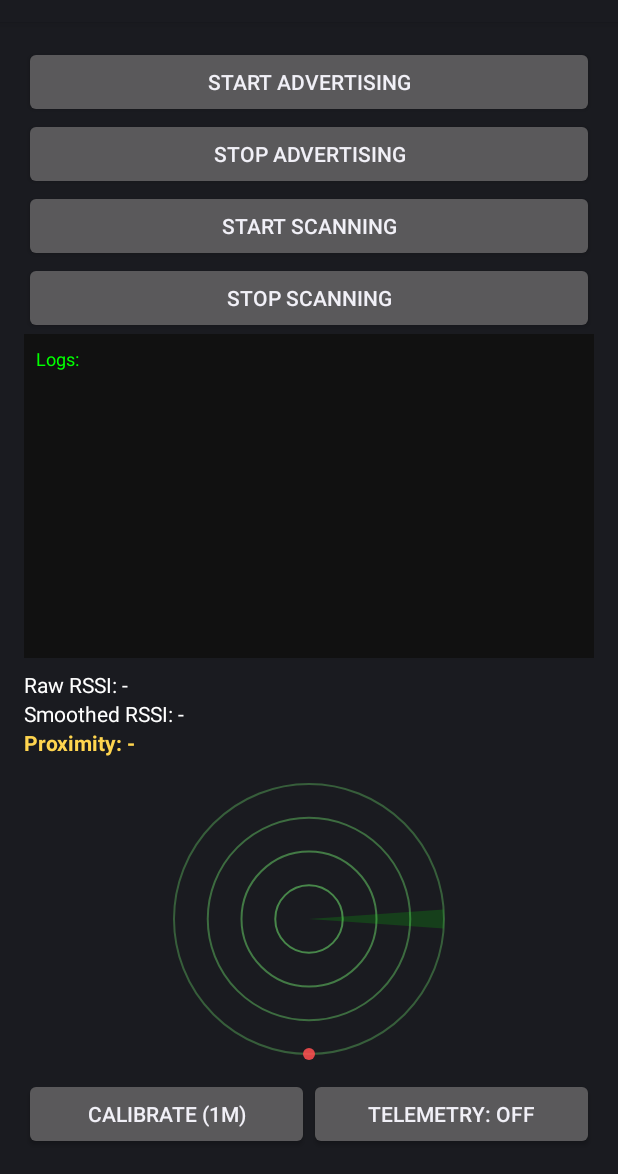
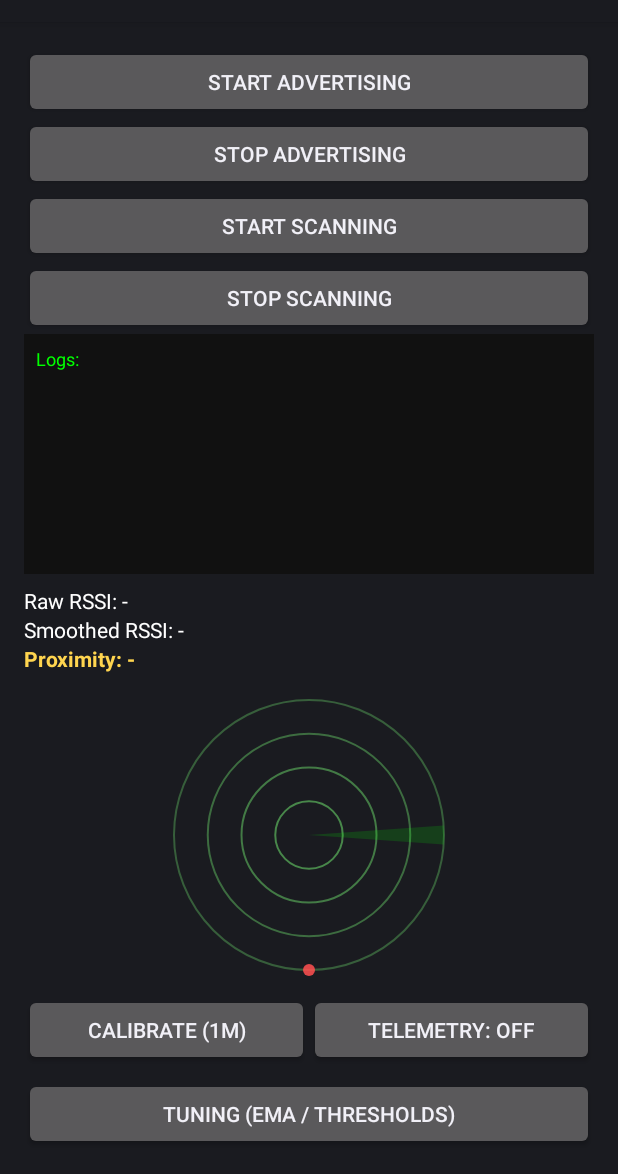
Before and after one commit to AnjanaJK/ProxyFail, an Android app: the screen it shows after launch (MainActivity), on a phone screen of 412 x 824 dp, the part 62-1236 px from its top. Run offline under Robolectric (Android 15) with nearby library versions, the light colour scheme and no system bars.

Commit message:
Beacon Slider APK Created

```diff
--- a/app/src/main/AndroidManifest.xml
+++ b/app/src/main/AndroidManifest.xml
@@ -37,5 +37,8 @@
         <!-- Calibration helper activity -->
         <activity android:name="com.proxyfail.app.CalibrationActivity" android:exported="false" />
 
+        <!-- Tuning activity (debug/admin) -->
+        <activity android:name="com.proxyfail.app.TuningActivity" android:exported="false" />
+
     </application>
 </manifest>
--- a/app/src/main/java/com/proxyfail/app/BeaconScanner.java
+++ b/app/src/main/java/com/proxyfail/app/BeaconScanner.java
@@ -30,13 +30,13 @@ public class BeaconScanner {
     private int bufferPos = 0;
     private int bufferCount = 0;
     private double ema = Double.NaN;
-    // asymmetric EMA: faster when RSSI rises (approach), slower when falling (avoid noise)
-    private final double EMA_ALPHA_RISE = 0.6;
-    private final double EMA_ALPHA_FALL = 0.25;
+    // configurable EMA and thresholds (defaults)
+    private double emaAlphaRise = 0.6;
+    private double emaAlphaFall = 0.25;
     private int consecutiveCloseCount = 0;
-    private final int CONSECUTIVE_REQUIRED = 2; // be a bit more responsive
-    private final int CLOSE_THRESHOLD = -65;
-    private final int FAR_THRESHOLD = -80;
+    private int consecutiveRequired = 2; // default
+    private int closeThreshold = -65;
+    private int farThreshold = -80;
     private boolean telemetryEnabled = false;
 
     // scan loop control (short windows with small pause) so UI stays responsive
@@ -48,7 +48,8 @@ public class BeaconScanner {
     public interface Listener {
         void onBeaconFound(String payload, int rssi);
         void onScanError(String reason);
-        void onProximityUpdate(int rawRssi, double smoothedRssi, String decision, int[] recentSamples);
+        // median is the median of recent raw samples (robust to spikes)
+        void onProximityUpdate(int rawRssi, double smoothedRssi, int median, String decision, int[] recentSamples);
     }
 
     public BeaconScanner(Context ctx, Listener listener) {
@@ -86,9 +87,9 @@ public class BeaconScanner {
         if (Double.isNaN(ema)) ema = rssi;
         else {
             if (rssi > ema) {
-                ema = EMA_ALPHA_RISE * rssi + (1 - EMA_ALPHA_RISE) * ema;
+                ema = emaAlphaRise * rssi + (1 - emaAlphaRise) * ema;
             } else {
-                ema = EMA_ALPHA_FALL * rssi + (1 - EMA_ALPHA_FALL) * ema;
+                ema = emaAlphaFall * rssi + (1 - emaAlphaFall) * ema;
             }
         }
 
@@ -100,19 +101,34 @@ public class BeaconScanner {
         // decision logic
         String decision;
         // consecutive logic: require a small run of close readings, reset quickly when below close
-        if (ema >= CLOSE_THRESHOLD) {
+        if (ema >= closeThreshold) {
             consecutiveCloseCount++;
         } else {
             consecutiveCloseCount = 0;
         }
 
-        if (consecutiveCloseCount >= CONSECUTIVE_REQUIRED) decision = "close";
-        else if (ema < FAR_THRESHOLD) decision = "far";
+        if (consecutiveCloseCount >= consecutiveRequired) decision = "close";
+        else if (ema < farThreshold) decision = "far";
         else decision = "uncertain";
 
         // notify listener
         listener.onBeaconFound(payload, rssi);
-        listener.onProximityUpdate(rssi, ema, decision, samples);
+        listener.onProximityUpdate(rssi, ema, median, decision, samples);
+    }
+
+    // setters so tuning UI can apply values at runtime
+    public void setEmaAlphas(double rise, double fall) {
+        this.emaAlphaRise = rise;
+        this.emaAlphaFall = fall;
+    }
+
+    public void setThresholds(int close, int far) {
+        this.closeThreshold = close;
+        this.farThreshold = far;
+    }
+
+    public void setConsecutiveRequired(int n) {
+        this.consecutiveRequired = n;
     }
 
     private int computeMedian(int[] arr) {
--- a/app/src/main/java/com/proxyfail/app/CalibrationActivity.java
+++ b/app/src/main/java/com/proxyfail/app/CalibrationActivity.java
@@ -38,9 +38,9 @@ public class CalibrationActivity extends Activity {
             }
 
             @Override
-            public void onProximityUpdate(int rawRssi, double smoothedRssi, String decision, int[] recentSamples) {
+            public void onProximityUpdate(int rawRssi, double smoothedRssi, int median, String decision, int[] recentSamples) {
                 // collect recent samples into our list
-                runOnUiThread(() -> tvStatus.append("Calib rssi: " + rawRssi + " smoothed:" + String.format("%.1f", smoothedRssi) + "\n"));
+                runOnUiThread(() -> tvStatus.append("Calib rssi: " + rawRssi + " smoothed:" + String.format("%.1f", smoothedRssi) + " median:" + median + "\n"));
                 synchronized (collected) {
                     for (int s : recentSamples) collected.add(s);
                 }
--- a/app/src/main/java/com/proxyfail/app/MainActivity.java
+++ b/app/src/main/java/com/proxyfail/app/MainActivity.java
@@ -53,22 +53,20 @@ public class MainActivity extends Activity {
             public void onScanError(String reason) {
                 appendLog("Scan error: " + reason);
             }
-
             @Override
-            public void onProximityUpdate(int rawRssi, double smoothedRssi, String decision, int[] recentSamples) {
+            public void onProximityUpdate(int rawRssi, double smoothedRssi, int median, String decision, int[] recentSamples) {
                 runOnUiThread(() -> {
                     tvRawRssi.setText("Raw RSSI: " + rawRssi);
-                    tvSmoothedRssi.setText(String.format("Smoothed RSSI: %.1f", smoothedRssi));
-                    // compute approximate distance using calibrated tx power (median at 1m)
+                    tvSmoothedRssi.setText(String.format("Smoothed RSSI: %.1f (median %d)", smoothedRssi, median));
+                    // compute approximate distance using median of recent samples (more responsive)
                     int tx = prefs.getInt("calibrated_tx_power", -59);
                     double n = 2.0; // path-loss exponent (environment)
-                    double distance = Math.pow(10.0, (tx - smoothedRssi) / (10.0 * n));
+                    double distance = Math.pow(10.0, (tx - median) / (10.0 * n));
                     // cap unrealistic values for display
                     if (Double.isNaN(distance) || distance > 50) distance = Double.POSITIVE_INFINITY;
                     String distText = Double.isFinite(distance) ? String.format(" (%.2fm)", distance) : "";
                     tvProximity.setText("Proximity: " + decision + distText);
                     if (radarView != null) {
-                        // set a reasonable max mapping so the radar fits
                         radarView.setMaxMeters(6f);
                         radarView.setDistanceMeters(Double.isFinite(distance) ? distance : -1);
                     }
@@ -113,6 +111,9 @@ public class MainActivity extends Activity {
             startActivity(new Intent(this, CalibrationActivity.class));
         });
 
+        Button btnTuning = findViewById(R.id.btnTuning);
+        btnTuning.setOnClickListener(v -> startActivity(new Intent(this, TuningActivity.class)));
+
         prefs = getSharedPreferences("beacon_prefs", MODE_PRIVATE);
         radarView = findViewById(R.id.radarView);
 
@@ -121,6 +122,23 @@ public class MainActivity extends Activity {
             btnToggleTelemetry.setText(telemetryEnabled ? "Telemetry: ON" : "Telemetry: OFF");
             appendLog("Telemetry " + (telemetryEnabled ? "enabled" : "disabled"));
         });
+    }
+
+    @Override
+    protected void onResume() {
+        super.onResume();
+        // reload tuning prefs and apply to scanner
+        float emaRise = prefs.getFloat("ema_rise", 0.6f);
+        float emaFall = prefs.getFloat("ema_fall", 0.25f);
+        int close = prefs.getInt("close_threshold", -65);
+        int far = prefs.getInt("far_threshold", -80);
+        int consec = prefs.getInt("consecutive_required", 2);
+        // apply
+        if (scanner != null) {
+            scanner.setEmaAlphas(emaRise, emaFall);
+            scanner.setThresholds(close, far);
+            scanner.setConsecutiveRequired(consec);
+        }
     }
 
     private void appendLog(String s) {
--- a/app/src/main/res/layout/activity_main.xml
+++ b/app/src/main/res/layout/activity_main.xml
@@ -104,6 +104,13 @@
 
         </LinearLayout>
 
+        <Button
+            android:id="@+id/btnTuning"
+            android:layout_width="match_parent"
+            android:layout_height="wrap_content"
+            android:layout_marginTop="8dp"
+            android:text="Tuning (EMA / thresholds)" />
+
     </LinearLayout>
 
 </LinearLayout>
```
Also changed, not shown: app/src/main/java/com/proxyfail/app/TuningActivity.java (added, +106 -0 lines), app/src/main/res/layout/activity_tuning.xml (added, +110 -0 lines), 1 other file.
